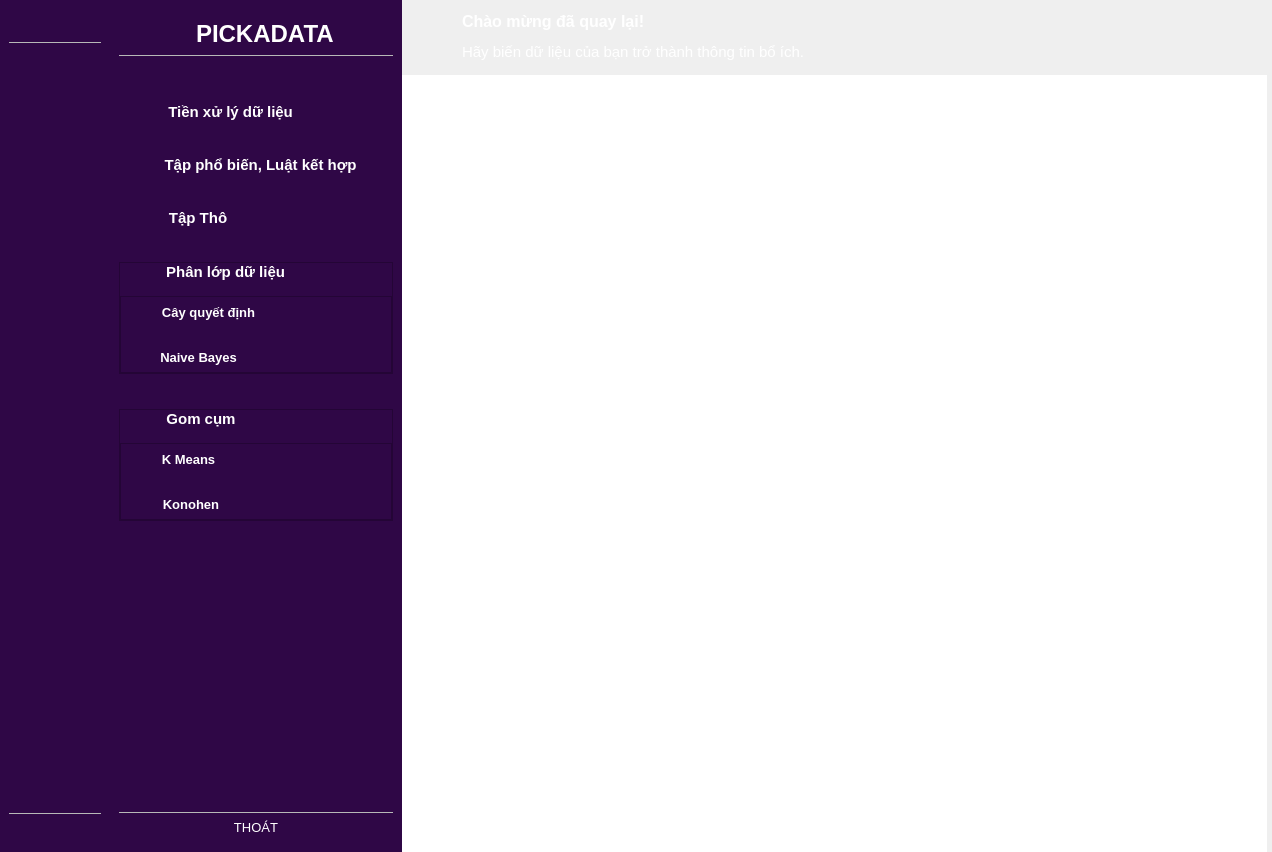
This is UI_MainWindow.ui in michael5671/DataMiningApp as Qt 5 draws it before an edit. The edited form follows.
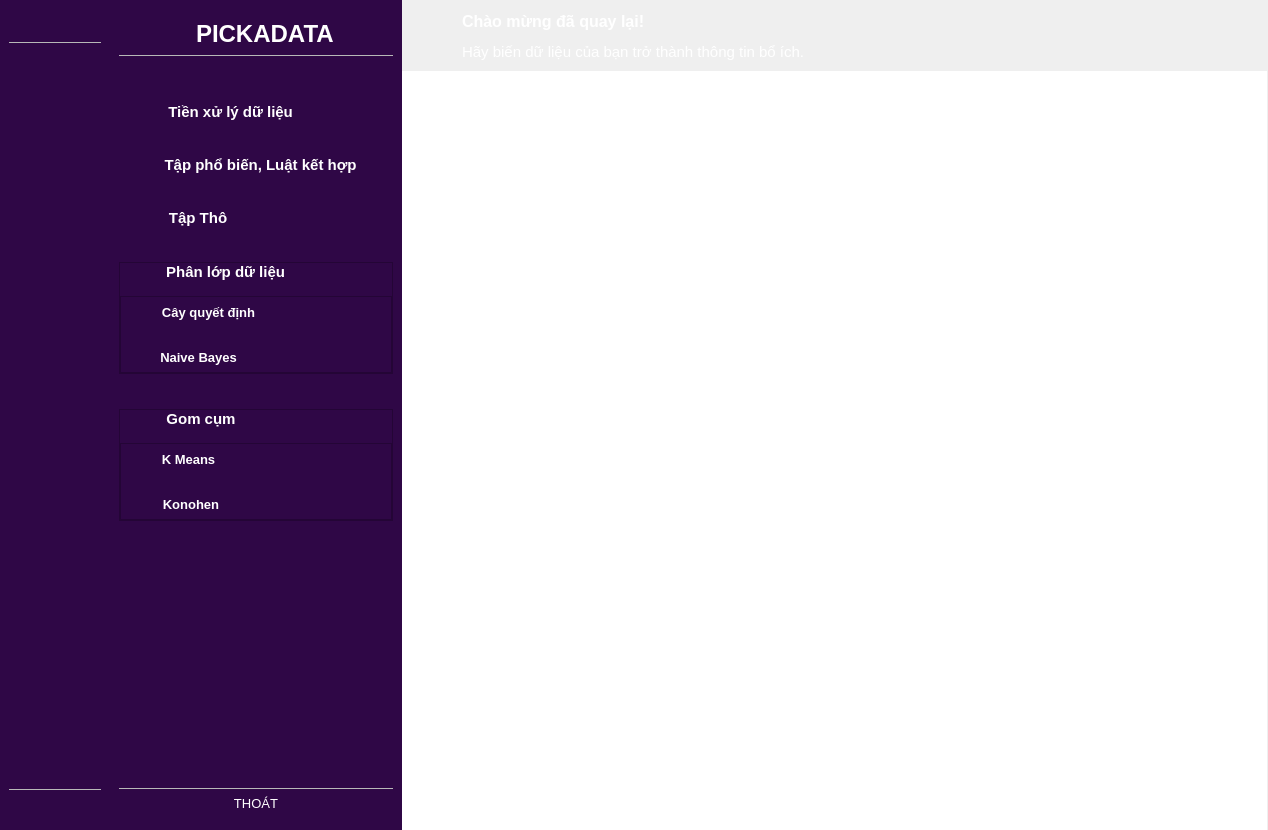
This is the edited form. Icons and pictures are not drawn.

Commit message: sua chieu cao, mau sac

What changed in the file:
```diff
--- a/UI_MainWindow.ui
+++ b/UI_MainWindow.ui
@@ -6,14 +6,14 @@
    <rect>
     <x>0</x>
     <y>0</y>
-    <width>1272</width>
-    <height>852</height>
+    <width>1268</width>
+    <height>830</height>
    </rect>
   </property>
   <property name="maximumSize">
    <size>
     <width>1272</width>
-    <height>852</height>
+    <height>830</height>
    </size>
   </property>
   <property name="font">
@@ -31,7 +31,7 @@
       <x>0</x>
       <y>0</y>
       <width>1267</width>
-      <height>855</height>
+      <height>831</height>
      </rect>
     </property>
     <layout class="QGridLayout" name="gridLayout">
```
The commit also changes 2 other files.
